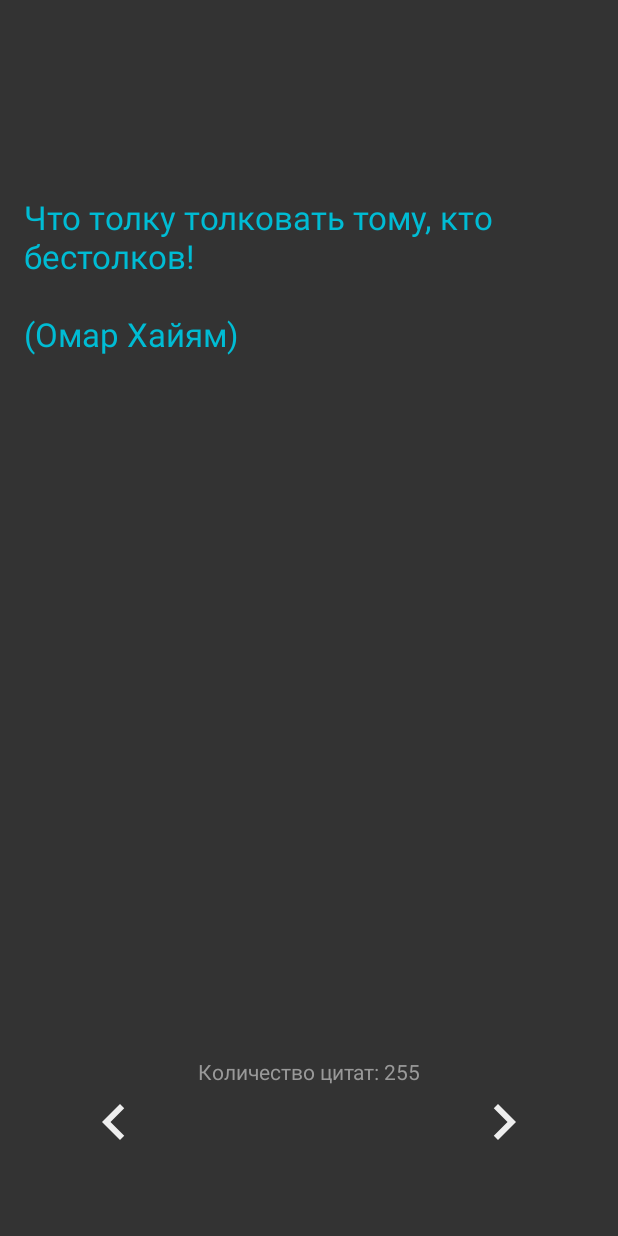
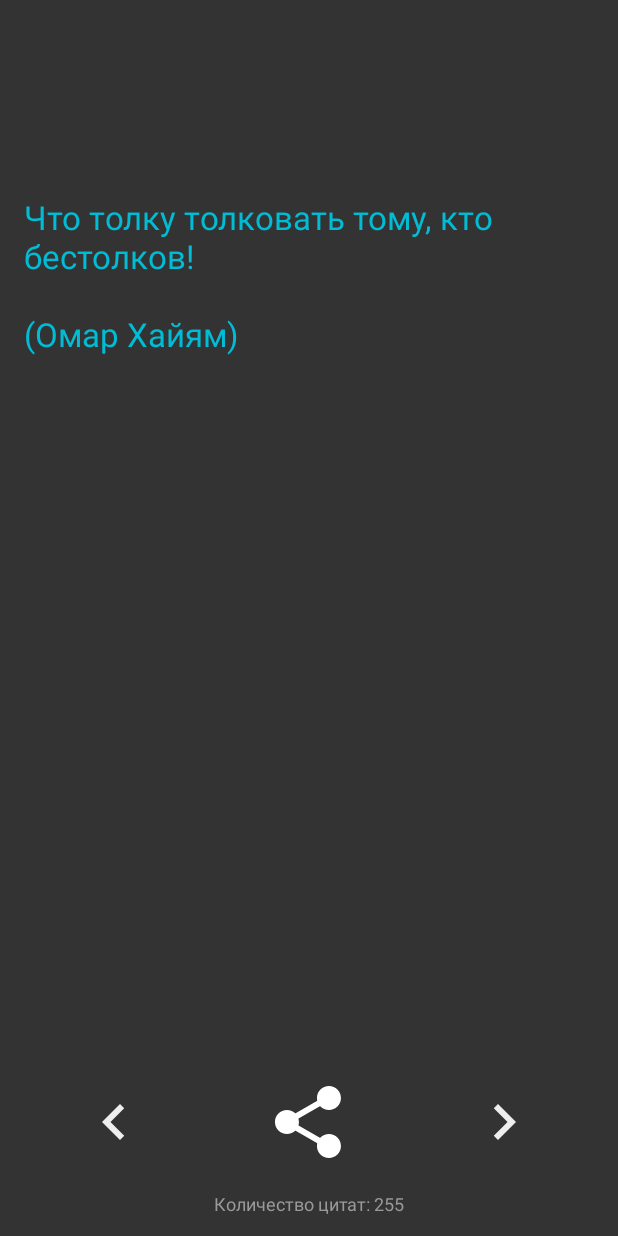
Before and after one commit to denisPavlenko7610/DailyQuotes, an Android app: the screen it shows after launch (MainActivity), on a phone screen of 412 x 824 dp. Run offline under Robolectric (Android 15) with nearby library versions, the phone set to English and light mode, and no system bars.

Commit message:
add share button and create share intent

```diff
--- a/app/src/main/java/com/Denis7610/dailyquotes/MainActivity.java
+++ b/app/src/main/java/com/Denis7610/dailyquotes/MainActivity.java
@@ -2,6 +2,7 @@ package com.Denis7610.dailyquotes;
 
 import androidx.appcompat.app.AppCompatActivity;
 
+import android.content.Intent;
 import android.os.Bundle;
 import android.view.View;
 import android.widget.ImageButton;
@@ -17,6 +18,8 @@ public class MainActivity extends AppCompatActivity {
     private ImageButton mPreviewButton;
     private TextView mQuoteCount;
     private TextView mTextQuote;
+    private ImageButton mShare;
+    private String textToShare;
     private int mNumber = 0;
 
     @Override
@@ -28,6 +31,7 @@ public class MainActivity extends AppCompatActivity {
         mPreviewButton = (ImageButton) findViewById(R.id.previewButton);
         mTextQuote = (TextView) findViewById(R.id.textQuote);
         mQuoteCount = (TextView) findViewById(R.id.quoteCount);
+        mShare = (ImageButton) findViewById(R.id.share);
 
         mQuotes = getResources().getStringArray(R.array.quotes);
         List<String> list = Arrays.asList(mQuotes);
@@ -35,6 +39,8 @@ public class MainActivity extends AppCompatActivity {
         mQuotes = list.toArray(new String[list.size()]);
 
         mTextQuote.setText(mQuotes[mNumber]);
+        textToShare = mQuotes[mNumber];
+
         mQuoteCount.setText(getString(R.string.quoteCount) + mQuotes.length);
     }
 
@@ -42,6 +48,7 @@ public class MainActivity extends AppCompatActivity {
         if (mNumber != mQuotes.length) {
             mNumber++;
             mTextQuote.setText(mQuotes[mNumber]);
+            textToShare = mQuotes[mNumber];
         } else {
             mNumber = 0;
         }
@@ -51,6 +58,22 @@ public class MainActivity extends AppCompatActivity {
         if (mNumber != 0) {
             mNumber--;
             mTextQuote.setText(mQuotes[mNumber]);
+            textToShare = mQuotes[mNumber];
+        }
+    }
+
+    public void shareText(View view) {
+        Intent sendIntent = new Intent();
+        sendIntent.setAction(Intent.ACTION_SEND);
+        sendIntent.putExtra(Intent.EXTRA_TEXT, textToShare);
+        sendIntent.setType("text/plain");
+
+        String title = "Подулиться";
+
+        Intent chooser = Intent.createChooser(sendIntent, title);
+
+        if (sendIntent.resolveActivity(getPackageManager()) != null) {
+            startActivity(chooser);
         }
     }
 }
--- /dev/null
+++ b/app/src/main/res/drawable/ic_share.xml
@@ -0,0 +1,11 @@
+<vector android:height="48dp" android:viewportHeight="512"
+    android:viewportWidth="512" android:width="48dp" xmlns:android="http://schemas.android.com/apk/res/android">
+    <path android:fillColor="#FFFFFF" android:pathData="m474.332,85.332c0,38.293 -31.039,69.336 -69.332,69.336s-69.332,-31.043 -69.332,-69.336c0,-38.289 31.039,-69.332 69.332,-69.332s69.332,31.043 69.332,69.332zM474.332,85.332"/>
+    <path android:fillColor="#FFFFFF" android:pathData="m405,170.668c-47.063,0 -85.332,-38.273 -85.332,-85.336 0,-47.059 38.27,-85.332 85.332,-85.332s85.332,38.273 85.332,85.332c0,47.063 -38.27,85.336 -85.332,85.336zM405,32c-29.418,0 -53.332,23.938 -53.332,53.332 0,29.398 23.914,53.336 53.332,53.336s53.332,-23.938 53.332,-53.336c0,-29.395 -23.914,-53.332 -53.332,-53.332zM405,32"/>
+    <path android:fillColor="#FFFFFF" android:pathData="m474.332,426.668c0,38.289 -31.039,69.332 -69.332,69.332s-69.332,-31.043 -69.332,-69.332c0,-38.293 31.039,-69.336 69.332,-69.336s69.332,31.043 69.332,69.336zM474.332,426.668"/>
+    <path android:fillColor="#FFFFFF" android:pathData="m405,512c-47.063,0 -85.332,-38.273 -85.332,-85.332 0,-47.063 38.27,-85.336 85.332,-85.336s85.332,38.273 85.332,85.336c0,47.059 -38.27,85.332 -85.332,85.332zM405,373.332c-29.418,0 -53.332,23.938 -53.332,53.336 0,29.395 23.914,53.332 53.332,53.332s53.332,-23.938 53.332,-53.332c0,-29.398 -23.914,-53.336 -53.332,-53.336zM405,373.332"/>
+    <path android:fillColor="#FFFFFF" android:pathData="m175.668,256c0,38.293 -31.043,69.332 -69.336,69.332 -38.289,0 -69.332,-31.039 -69.332,-69.332s31.043,-69.332 69.332,-69.332c38.293,0 69.336,31.039 69.336,69.332zM175.668,256"/>
+    <path android:fillColor="#FFFFFF" android:pathData="m106.332,341.332c-47.059,0 -85.332,-38.27 -85.332,-85.332s38.273,-85.332 85.332,-85.332c47.063,0 85.336,38.27 85.336,85.332s-38.273,85.332 -85.336,85.332zM106.332,202.668c-29.418,0 -53.332,23.934 -53.332,53.332s23.914,53.332 53.332,53.332c29.422,0 53.336,-23.934 53.336,-53.332s-23.914,-53.332 -53.336,-53.332zM106.332,202.668"/>
+    <path android:fillColor="#FFFFFF" android:pathData="m156.703,245.762c-7.426,0 -14.637,-3.863 -18.563,-10.773 -5.824,-10.219 -2.238,-23.254 7.98,-29.102l197.949,-112.852c10.219,-5.867 23.254,-2.281 29.102,7.977 5.824,10.219 2.238,23.254 -7.98,29.102l-197.953,112.852c-3.328,1.898 -6.953,2.797 -10.535,2.797zM156.703,245.762"/>
+    <path android:fillColor="#FFFFFF" android:pathData="m354.633,421.762c-3.586,0 -7.211,-0.898 -10.539,-2.797l-197.953,-112.852c-10.219,-5.824 -13.801,-18.859 -7.977,-29.102 5.801,-10.238 18.855,-13.844 29.098,-7.977l197.953,112.852c10.219,5.824 13.801,18.859 7.977,29.102 -3.945,6.91 -11.156,10.773 -18.559,10.773zM354.633,421.762"/>
+</vector>
--- a/app/src/main/res/layout/activity_main.xml
+++ b/app/src/main/res/layout/activity_main.xml
@@ -61,7 +61,7 @@
         android:layout_height="wrap_content"
         android:layout_marginStart="176dp"
         android:layout_marginEnd="176dp"
-        android:layout_marginBottom="100dp"
+        android:layout_marginBottom="13dp"
         android:textColor="#999"
         android:textSize="@dimen/quoteCount"
         app:layout_constraintBottom_toBottomOf="parent"
@@ -69,4 +69,17 @@
         app:layout_constraintStart_toStartOf="parent"
         tools:text="TextView" />
 
+    <ImageButton
+        android:id="@+id/share"
+        android:layout_width="wrap_content"
+        android:layout_height="wrap_content"
+        android:layout_marginBottom="52dp"
+        android:background="#333"
+        android:onClick="shareText"
+        android:src="@drawable/ic_share"
+        app:layout_constraintBottom_toBottomOf="parent"
+        app:layout_constraintEnd_toStartOf="@+id/nextButton"
+        app:layout_constraintHorizontal_bias="0.495"
+        app:layout_constraintStart_toEndOf="@+id/previewButton" />
+
 </androidx.constraintlayout.widget.ConstraintLayout>
--- a/app/src/main/res/values/dimens.xml
+++ b/app/src/main/res/values/dimens.xml
@@ -2,5 +2,5 @@
 <resources>
     <dimen name="nextButtonSize">14sp</dimen>
     <dimen name="textSize">22sp</dimen>
-    <dimen name="quoteCount">14sp</dimen>
+    <dimen name="quoteCount">12sp</dimen>
 </resources>
--- a/app/src/main/res/values/strings.xml
+++ b/app/src/main/res/values/strings.xml
@@ -636,5 +636,6 @@
         <item>Возраст — это то, что существует в наших мыслях. Если вы о нем не думаете — его нет.\n\n(Марк Твен)</item>
         <item>«Правду следует подавать так, как подают пальто, а не швырять в лицо, как мокрое полотенце».\n\n(Марк Твен)</item>
 
+
     </string-array>
 </resources>
```
